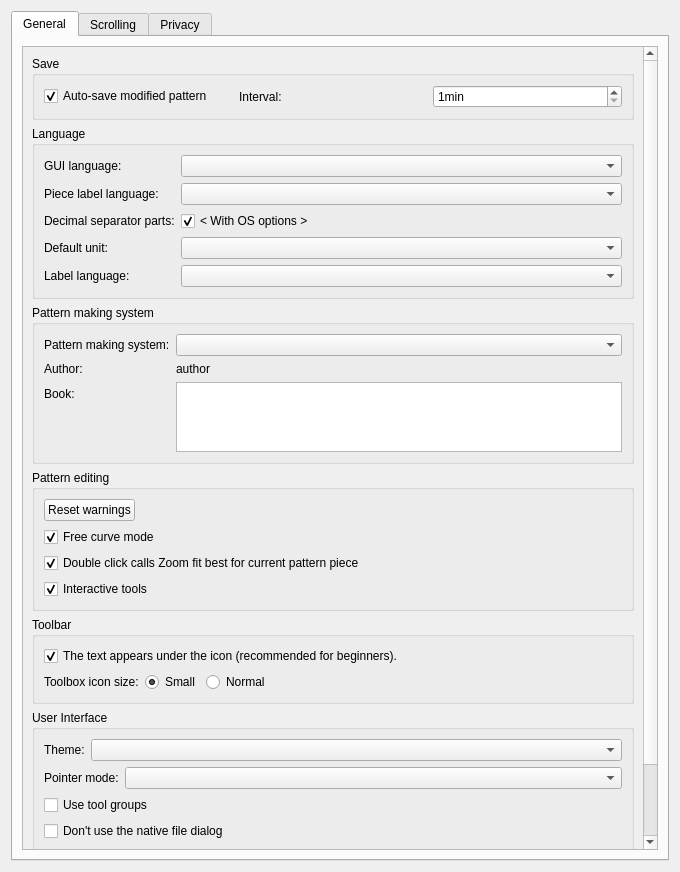
Old version of the form src/app/valentina/dialogs/configpages/preferencesconfigurationpage.ui in the repository dismine/valentina.
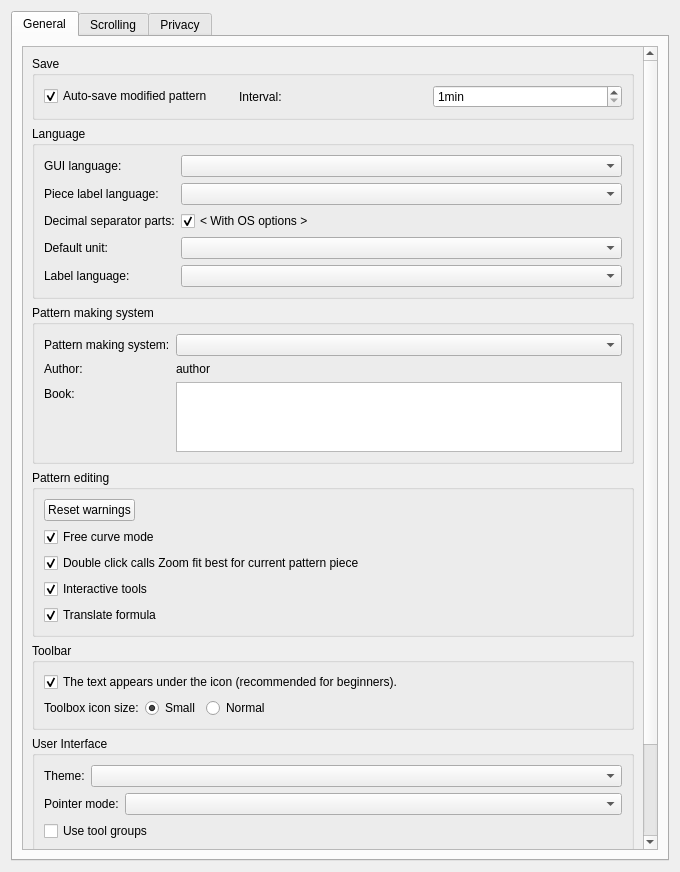
New version of the form.

Commit message: New option: Translate formula.

```diff
--- a/src/app/valentina/dialogs/configpages/preferencesconfigurationpage.ui
+++ b/src/app/valentina/dialogs/configpages/preferencesconfigurationpage.ui
@@ -33,9 +33,9 @@
           <property name="geometry">
            <rect>
             <x>0</x>
-            <y>-134</y>
+            <y>-163</y>
             <width>624</width>
-            <height>966</height>
+            <height>995</height>
            </rect>
           </property>
           <layout class="QVBoxLayout" name="verticalLayout_2">
@@ -265,6 +265,19 @@
                 </property>
                </widget>
               </item>
+              <item>
+               <widget class="QCheckBox" name="checkBoxTranslateFormula">
+                <property name="toolTip">
+                 <string>Enable to translate formula according to locale</string>
+                </property>
+                <property name="text">
+                 <string>Translate formula</string>
+                </property>
+                <property name="checked">
+                 <bool>true</bool>
+                </property>
+               </widget>
+              </item>
              </layout>
             </widget>
            </item>
```
The commit also changes 9 other files.
